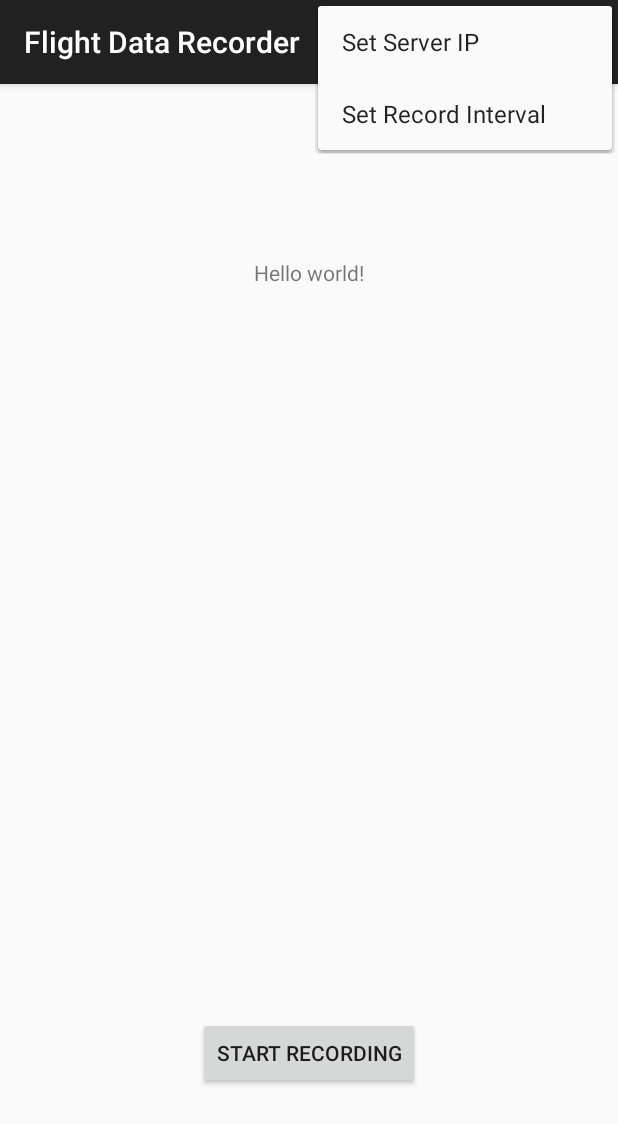
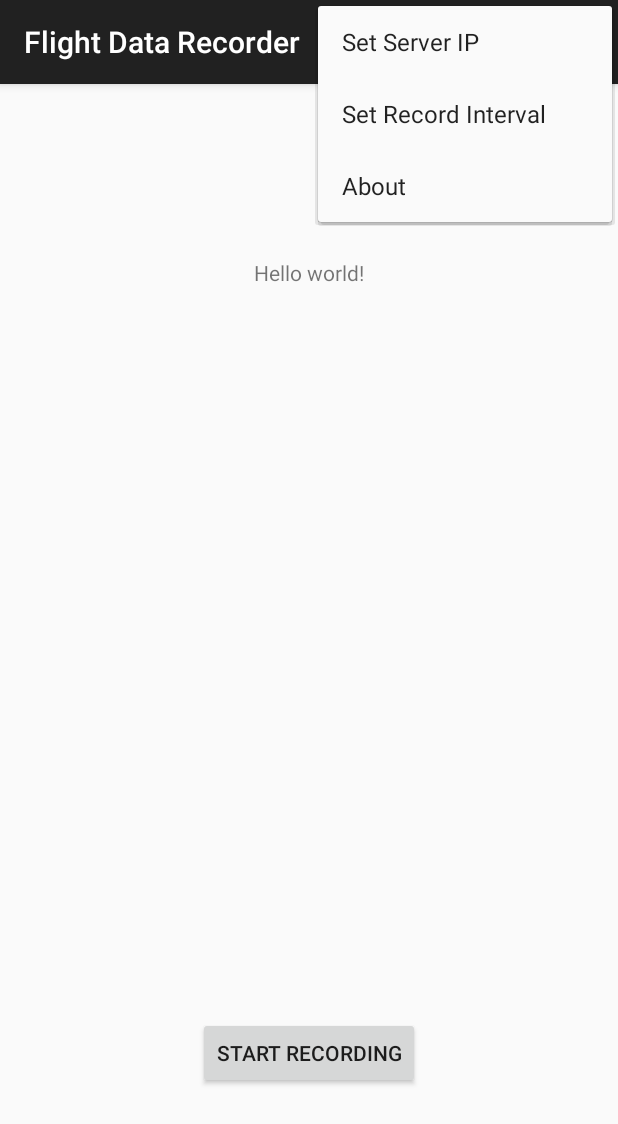
Before and after one commit to TDeVries/FlightDataRecorder_Android, an Android app: the screen it shows after launch (MainActivity), with the options menu open, on a phone screen of 412 x 824 dp. Shown: the top 1124 px of the screen. Run offline under Robolectric (Android 15) with nearby library versions, the phone set to English and light mode, and no system bars.

Commit message:
Added About section
Added an About section with creator and app version info. Also increased
precision of G force output.

```diff
--- a/FlightDataRecorder/app/src/main/res/menu/menu_main.xml
+++ b/FlightDataRecorder/app/src/main/res/menu/menu_main.xml
@@ -14,4 +14,10 @@
         android:orderInCategory="100"
         app:showAsAction="never" />
 
+    <item
+        android:id="@+id/about"
+        android:title="About"
+        android:orderInCategory="100"
+        app:showAsAction="never" />
+
 </menu>
```
Also changed, not shown: FlightDataRecorder/app/src/main/java/com/tdevries/flightdatarecorder/MainActivity.java (+35 -3 lines).
